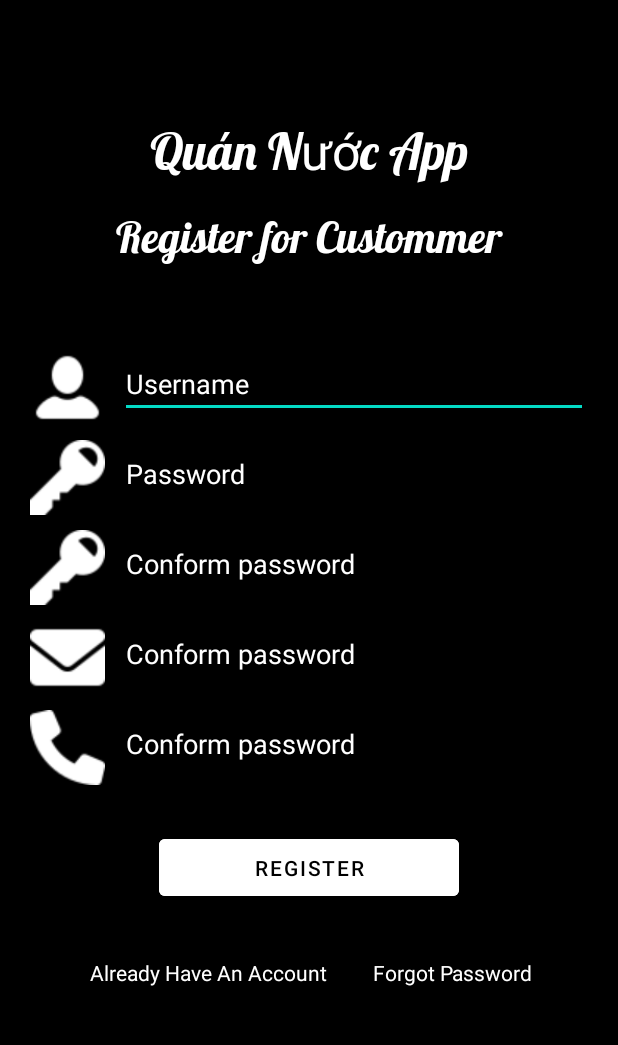
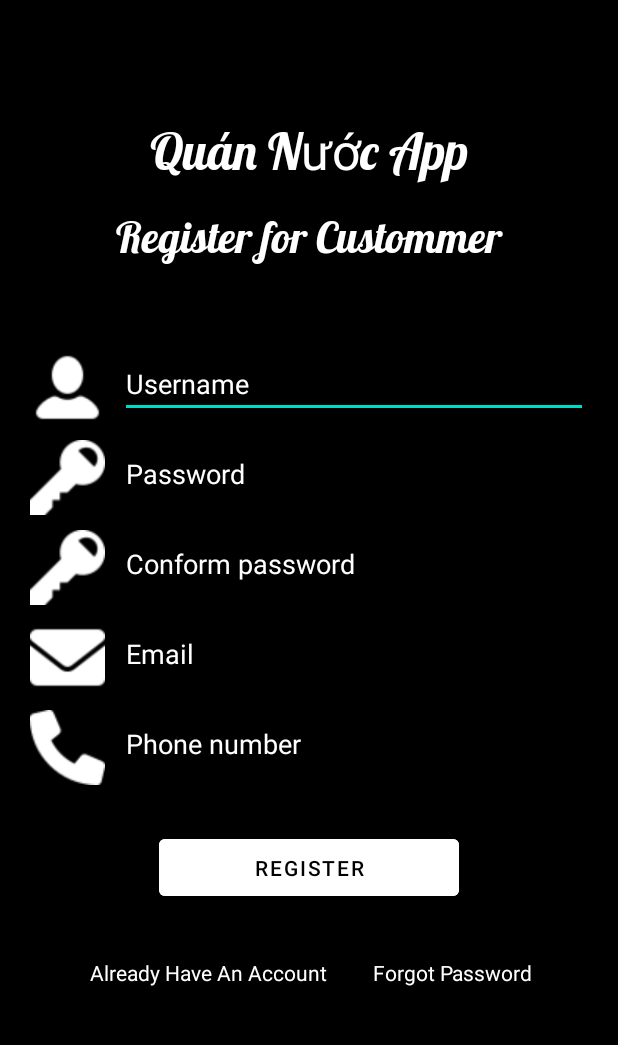
Before and after one commit to WhiteCornFour/LapTrinhDiDong_FinalProject, an Android app: the Activity_Register screen opened directly, with no data from a screen before it, on a phone screen of 412 x 824 dp, the part 84-1129 px from its top. Run offline under Robolectric (Android 15) with nearby library versions, the phone set to English and light mode, and no system bars.

Commit message:
Created Register

```diff
--- a/app/src/main/java/com/example/laptrinhdidong_finalproject/Activity_Login_Customer.java
+++ b/app/src/main/java/com/example/laptrinhdidong_finalproject/Activity_Login_Customer.java
@@ -56,7 +56,7 @@ public class Activity_Login_Customer extends AppCompatActivity {
         tvRegisterLogin.setOnClickListener(new View.OnClickListener() {
             @Override
             public void onClick(View view) {
-                Intent intent = new Intent(Activity_Login_Customer.this, MainActivity.class);
+                Intent intent = new Intent(Activity_Login_Customer.this, Activity_Register.class);
                 startActivity(intent);
             }
         });
--- a/app/src/main/res/layout/activity_register.xml
+++ b/app/src/main/res/layout/activity_register.xml
@@ -54,6 +54,7 @@
             android:inputType="textPersonName"
             android:textColorHint="@color/white"
             android:layout_marginLeft="10dp"
+            android:textColor="@color/white"
             android:hint="Username" />
     </LinearLayout>
 
@@ -77,9 +78,10 @@
             android:layout_height="wrap_content"
             android:layout_weight="1"
             android:ems="10"
-            android:inputType="textPersonName"
+            android:inputType="textPassword"
             android:hint="Password"
             android:layout_marginLeft="10dp"
+            android:textColor="@color/white"
             android:textColorHint="@color/white"
            />
     </LinearLayout>
@@ -104,9 +106,10 @@
             android:layout_height="wrap_content"
             android:layout_weight="1"
             android:ems="10"
-            android:inputType="textPersonName"
+            android:inputType="textPassword"
             android:hint="Conform password"
             android:layout_marginLeft="10dp"
+            android:textColor="@color/white"
             android:textColorHint="@color/white" />
     </LinearLayout>
 
@@ -130,9 +133,10 @@
             android:layout_height="wrap_content"
             android:layout_weight="1"
             android:ems="10"
-            android:inputType="textPersonName"
-            android:hint="Conform password"
+            android:inputType="textEmailAddress"
+            android:hint="Email"
             android:layout_marginLeft="10dp"
+            android:textColor="@color/white"
             android:textColorHint="@color/white" />
     </LinearLayout>
 
@@ -151,14 +155,15 @@
             app:srcCompat="@drawable/phone_communication_icon" />
 
         <EditText
-            android:id="@+id/editTextTextPersonName5"
+            android:id="@+id/edtPhoneNumberReg"
             android:layout_width="wrap_content"
             android:layout_height="wrap_content"
             android:layout_weight="1"
             android:ems="10"
             android:inputType="number"
-            android:hint="Conform password"
+            android:hint="Phone number"
             android:layout_marginLeft="10dp"
+            android:textColor="@color/white"
             android:textColorHint="@color/white" />
     </LinearLayout>
 
@@ -179,7 +184,7 @@
         android:orientation="horizontal">
 
         <TextView
-            android:id="@+id/textView2"
+            android:id="@+id/tvHaveAcc"
             android:layout_width="wrap_content"
             android:layout_height="wrap_content"
             android:gravity="center"
@@ -189,7 +194,7 @@
             android:text="Already Have An Account" />
 
         <TextView
-            android:id="@+id/textView3"
+            android:id="@+id/tvForgotPass"
             android:layout_width="wrap_content"
             android:layout_height="wrap_content"
             android:layout_gravity="center"
```
Also changed, not shown: app/src/main/java/com/example/laptrinhdidong_finalproject/Activity_Register.java (+144 -0 lines), 1 other file.
